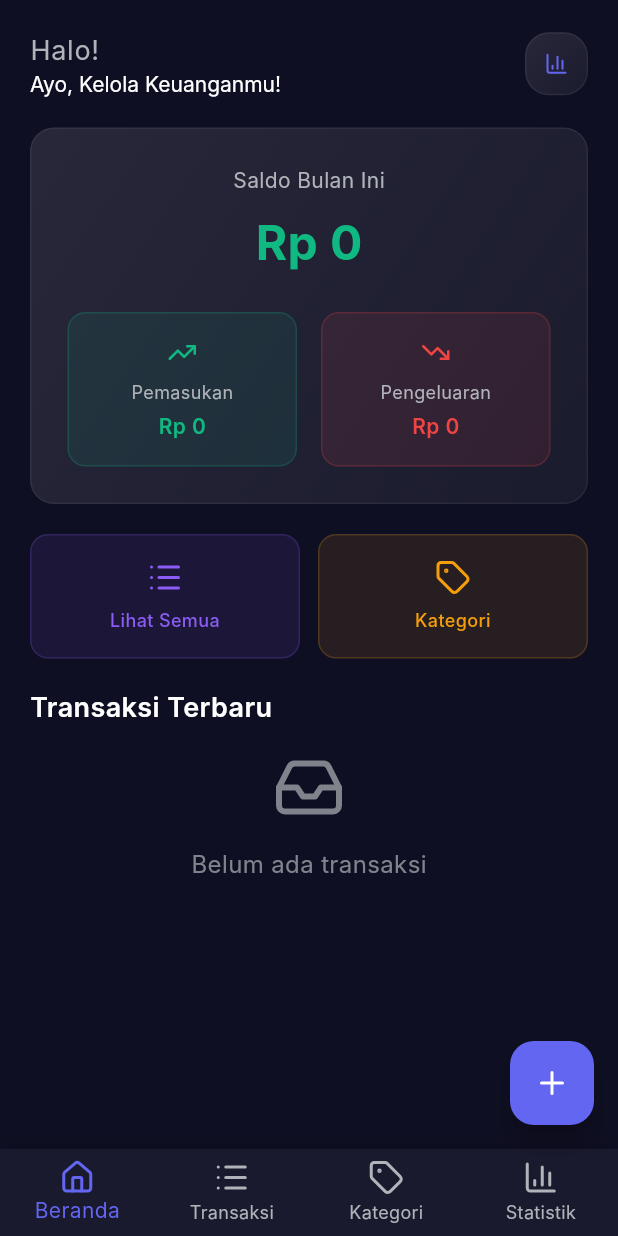
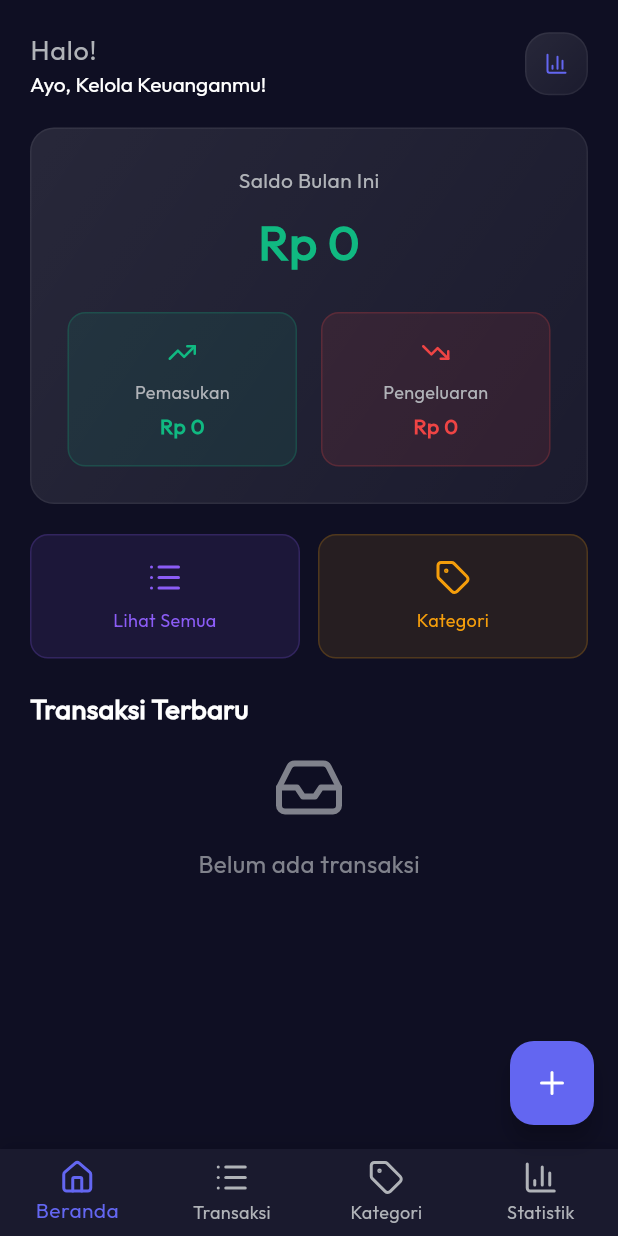
Before and after one commit to XniceCraft/Manajemen-Keuangan, a Flutter app: the AddTransactionScreen screen opened by its route, after a tap on an icon or button, on a phone screen of 412 x 824 dp. Run offline on Flutter 3.47's test engine with Material 3 defaults, Android fonts, the phone set to English and light mode, and no system bars; our stand-ins replace drift, drift_flutter, fl_chart, flutter_riverpod, go_router, lucide_icons; accounts and stored records are empty; generated files the repository leaves out were written again; Roboto replaces fonts that are missing (Inter).

Commit message:
update: font, remove page transition, etc
- fix workflow

- fix theme duplication

- change few GestureDetection to Button

```diff
--- a/lib/router/app_router.dart
+++ b/lib/router/app_router.dart
@@ -12,33 +12,33 @@ final GoRouter appRouter = GoRouter(
   routes: [
     GoRoute(
       path: '/',
-      builder: (context, state) => const HomeScreen(),
+      pageBuilder: (context, state) => const NoTransitionPage(child: HomeScreen()),
     ),
     GoRoute(
       path: '/add-transaction',
-      builder: (context, state) {
+      pageBuilder: (context, state) {
         final transaction = state.extra as Transaction?;
-        return AddTransactionScreen(transaction: transaction);
+        return NoTransitionPage(child: AddTransactionScreen(transaction: transaction));
       },
     ),
     GoRoute(
       path: '/transactions',
-      builder: (context, state) => const TransactionsScreen(),
+      pageBuilder: (context, state) => const NoTransitionPage(child: TransactionsScreen()),
     ),
     GoRoute(
       path: '/categories',
-      builder: (context, state) => const CategoriesScreen(),
+      pageBuilder: (context, state) => const NoTransitionPage(child: CategoriesScreen()),
     ),
     GoRoute(
       path: '/add-category',
-      builder: (context, state) {
+      pageBuilder: (context, state) {
         final category = state.extra as Category?;
-        return AddCategoryScreen(category: category);
+        return NoTransitionPage(child: AddCategoryScreen(category: category));
       },
     ),
     GoRoute(
       path: '/statistics',
-      builder: (context, state) => const StatisticsScreen(),
+      pageBuilder: (context, state) => const NoTransitionPage(child: StatisticsScreen()),
     ),
   ],
 );
--- a/lib/screens/add_transaction_screen.dart
+++ b/lib/screens/add_transaction_screen.dart
@@ -22,7 +22,11 @@ class CurrencyInputFormatter extends TextInputFormatter {
     String newText = newValue.text.replaceAll(RegExp(r'[^0-9]'), '');
     if (newText.isEmpty) return newValue.copyWith(text: '');
     final number = int.parse(newText);
-    final formatted = NumberFormat.currency(locale: 'id', symbol: '', decimalDigits: 0).format(number);
+    final formatted = NumberFormat.currency(
+      locale: 'id',
+      symbol: '',
+      decimalDigits: 0,
+    ).format(number);
     return TextEditingValue(
       text: formatted,
       selection: TextSelection.collapsed(offset: formatted.length),
@@ -64,8 +68,11 @@ class _AddTransactionScreenState extends ConsumerState<AddTransactionScreen> {
   void _populateFields() {
     final transaction = widget.transaction!;
     _nameController.text = transaction.name;
-    // Format amount as rupiah
-    _amountController.text = NumberFormat.currency(locale: 'id', symbol: '', decimalDigits: 0).format(transaction.amount);
+    _amountController.text = NumberFormat.currency(
+      locale: 'id',
+      symbol: '',
+      decimalDigits: 0,
+    ).format(transaction.amount);
     _descriptionController.text = transaction.description ?? '';
     _selectedDate = transaction.date;
     _selectedCategory = transaction.category;
@@ -119,12 +126,12 @@ class _AddTransactionScreenState extends ConsumerState<AddTransactionScreen> {
       return;
     }
 
-    // Ambil nilai amount dan parsing ke double
     final amountText = _amountController.text.replaceAll('.', '');
     final amount = double.tryParse(amountText) ?? 0;
 
     final transactionCompanion = drift.TransactionsCompanion(
-      id: widget.transaction?.id != null
+      id:
+          widget.transaction?.id != null
               ? drift.Value(widget.transaction!.id)
               : const drift.Value.absent(),
       name: drift.Value(_nameController.text),
@@ -133,7 +140,8 @@ class _AddTransactionScreenState extends ConsumerState<AddTransactionScreen> {
       category: drift.Value(_selectedCategory),
       paymentMethod: drift.Value(_selectedPaymentMethod),
       isIncome: drift.Value(_isIncome),
-      description: _descriptionController.text.isEmpty
+      description:
+          _descriptionController.text.isEmpty
               ? const drift.Value.absent()
               : drift.Value(_descriptionController.text),
     );
@@ -309,8 +317,13 @@ class _AddTransactionScreenState extends ConsumerState<AddTransactionScreen> {
       padding: const EdgeInsets.all(20),
       child: Row(
         children: [
-          GestureDetector(
-            onTap: () => context.go('/'),
+          TextButton(
+            onPressed: () => context.go('/'),
+            style: TextButton.styleFrom(
+              padding: EdgeInsets.zero,
+              minimumSize: Size.zero,
+              tapTargetSize: MaterialTapTargetSize.shrinkWrap,
+            ),
             child: Container(
               padding: const EdgeInsets.all(12),
               decoration: AppTheme.glassmorphismDecoration,
@@ -357,21 +370,26 @@ class _AddTransactionScreenState extends ConsumerState<AddTransactionScreen> {
         child: Row(
           children: [
             Expanded(
-              child: GestureDetector(
-                onTap: () => setState(() => _isIncome = false),
-                child: Container(
-                  padding: const EdgeInsets.symmetric(vertical: 16),
-                  decoration: BoxDecoration(
-                    color:
+              child: TextButton(
+                onPressed: () => setState(() => _isIncome = false),
+                style: TextButton.styleFrom(
+                  padding: EdgeInsets.zero,
+                  minimumSize: Size.zero,
+                  tapTargetSize: MaterialTapTargetSize.shrinkWrap,
+                  backgroundColor:
                       !_isIncome
                           ? AppTheme.errorColor.withAlpha(51)
                           : Colors.transparent,
+                  shape: RoundedRectangleBorder(
                     borderRadius: BorderRadius.circular(12),
-                    border: Border.all(
+                  ),
+                  side: BorderSide(
                     color:
                         !_isIncome ? AppTheme.errorColor : Colors.transparent,
                   ),
                 ),
+                child: Padding(
+                  padding: const EdgeInsets.symmetric(vertical: 16),
                   child: Row(
                     mainAxisAlignment: MainAxisAlignment.center,
                     children: [
@@ -401,23 +419,26 @@ class _AddTransactionScreenState extends ConsumerState<AddTransactionScreen> {
             ),
             const SizedBox(width: 12),
             Expanded(
-              child: GestureDetector(
-                onTap: () => setState(() => _isIncome = true),
-                child: Container(
-                  padding: const EdgeInsets.symmetric(vertical: 16),
-                  decoration: BoxDecoration(
-                    color:
+              child: TextButton(
+                onPressed: () => setState(() => _isIncome = true),
+                style: TextButton.styleFrom(
+                  padding: EdgeInsets.zero,
+                  minimumSize: Size.zero,
+                  tapTargetSize: MaterialTapTargetSize.shrinkWrap,
+                  backgroundColor:
                       _isIncome
                           ? AppTheme.successColor.withAlpha(51)
                           : Colors.transparent,
+                  shape: RoundedRectangleBorder(
                     borderRadius: BorderRadius.circular(12),
-                    border: Border.all(
+                  ),
+                  side: BorderSide(
                     color:
-                          _isIncome
-                              ? AppTheme.successColor
-                              : Colors.transparent,
+                        _isIncome ? AppTheme.successColor : Colors.transparent,
                   ),
                 ),
+                child: Padding(
+                  padding: const EdgeInsets.symmetric(vertical: 16),
                   child: Row(
                     mainAxisAlignment: MainAxisAlignment.center,
                     children: [
@@ -563,15 +584,20 @@ class _AddTransactionScreenState extends ConsumerState<AddTransactionScreen> {
               },
             ),
             const SizedBox(height: 16),
-            GestureDetector(
-              onTap: _selectDate,
-              child: Container(
+            TextButton(
+              onPressed: _selectDate,
+              style: TextButton.styleFrom(
+                padding: EdgeInsets.zero,
+                minimumSize: Size.zero,
+                tapTargetSize: MaterialTapTargetSize.shrinkWrap,
+                backgroundColor: AppTheme.surfaceColor.withAlpha(80),
+                shape: RoundedRectangleBorder(
+                  borderRadius: BorderRadius.circular(14),
+                ),
+                side: BorderSide(color: Colors.white.withAlpha(60)),
+              ),
+              child: Padding(
                 padding: const EdgeInsets.all(16),
-                decoration: BoxDecoration(
-                  color: AppTheme.surfaceColor.withAlpha(80),
-                  borderRadius: BorderRadius.circular(14),
-                  border: Border.all(color: Colors.white.withAlpha(60)),
-                ),
                 child: Row(
                   children: [
                     const Icon(
@@ -725,14 +751,14 @@ class _AddTransactionScreenState extends ConsumerState<AddTransactionScreen> {
       onPressed: _saveTransaction,
       style: ElevatedButton.styleFrom(
         backgroundColor: AppTheme.primaryColor,
-        padding: const EdgeInsets.symmetric(vertical: 16),
+        padding: const EdgeInsets.symmetric(vertical: 25),
         shape: RoundedRectangleBorder(borderRadius: BorderRadius.circular(12)),
       ),
       child: Text(
         widget.transaction == null ? 'Simpan Transaksi' : 'Perbarui Transaksi',
         style: const TextStyle(
           color: Colors.white,
-          fontSize: 16,
+          fontSize: 14,
           fontWeight: FontWeight.w600,
         ),
       ),
--- a/pubspec.yaml
+++ b/pubspec.yaml
@@ -34,3 +34,8 @@ dev_dependencies:
 
 flutter:
   uses-material-design: true
+
+  fonts:
+    - family: Outfit
+      fonts:
+        - asset: assets/fonts/Outfit.ttf
```
Also changed, not shown: lib/main.dart (+1 -22 lines), lib/screens/add_category_screen.dart (+28 -26 lines), lib/screens/transactions_screen.dart (+5 -11 lines), lib/theme/app_theme.dart (+39 -51 lines), lib/widgets/bottom_bar.dart (+3 -6 lines), lib/widgets/glassmorphic_inkwell.dart (+12 -2 lines), lib/widgets/transaction_list_item.dart (+12 -13 lines), .github/workflows/build_apk.yaml, assets/fonts/Outfit.ttf (added). Lines whose indentation alone changed are shown as unchanged.
